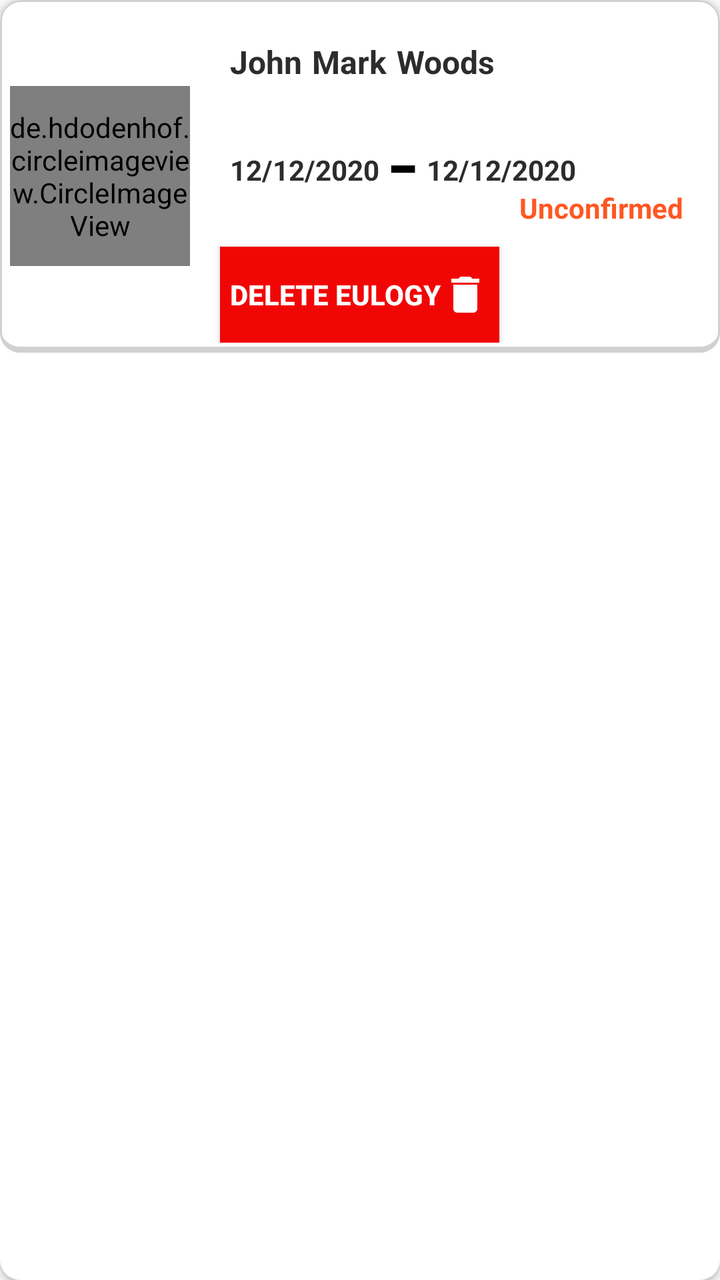
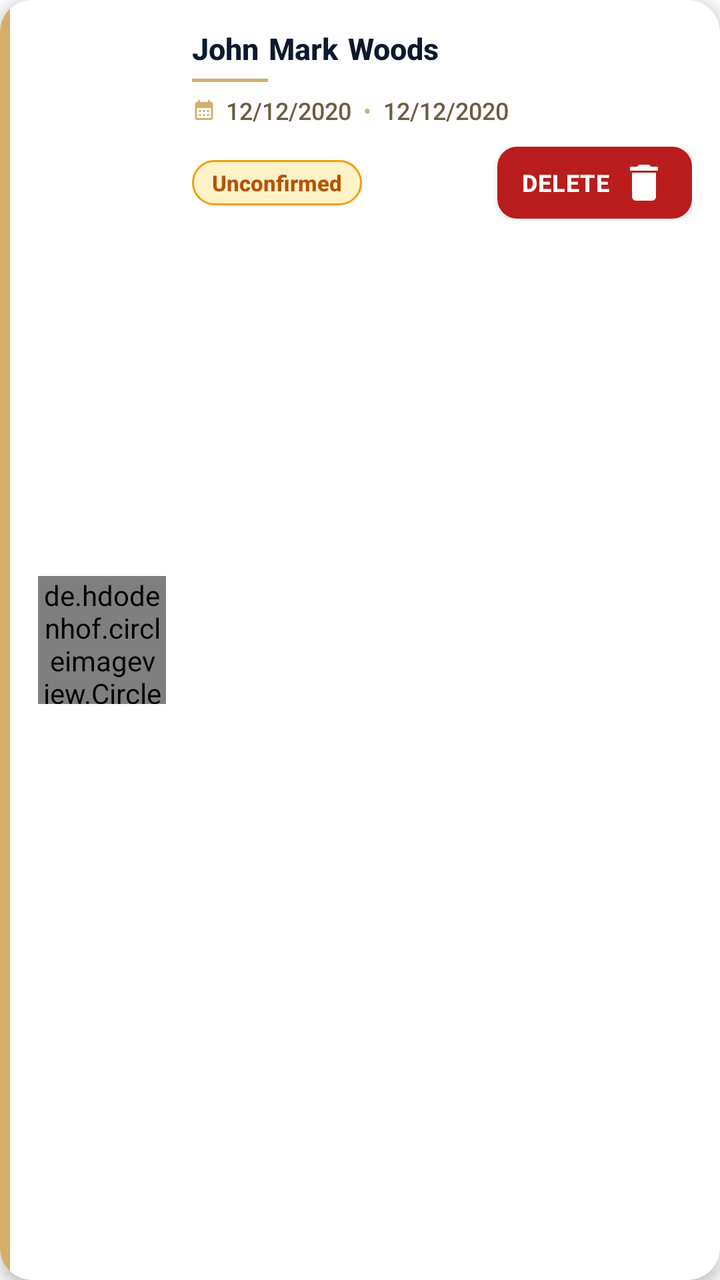

Two renders of the same Android screen: before a commit and after it. Below are the layout's source before the change and the commit's diff.
<!-- AndroidManifest.xml: application theme Theme.Farewell -->
<!-- res/layout/user_eulogy_custom_item.xml -->
<?xml version="1.0" encoding="utf-8"?>
<androidx.cardview.widget.CardView xmlns:android="http://schemas.android.com/apk/res/android"
    android:layout_width="match_parent"
    android:layout_height="wrap_content"
    xmlns:app="http://schemas.android.com/apk/res-auto"
    android:layout_margin="10dp"
    app:cardCornerRadius="10dp"
    android:id="@+id/listCard"
    android:background="@color/white"
    android:orientation="vertical">

    <RelativeLayout
        android:id="@+id/list_layout"
        android:layout_width="match_parent"
        android:padding="5dp"
        android:background="@drawable/search_bg"
        android:layout_height="wrap_content">

        <de.hdodenhof.circleimageview.CircleImageView
            android:id="@+id/img"
            android:layout_width="90dp"
            android:layout_height="90dp"
            android:layout_centerVertical="true"
            android:scaleType="centerCrop"
            android:src="@drawable/rame" />

        <LinearLayout
            android:id="@+id/namesLayout"
            android:layout_width="wrap_content"
            android:layout_height="wrap_content"
            android:gravity="center_vertical"
            android:layout_toEndOf="@+id/img"
            >

            <TextView
                android:id="@+id/Fname"
                android:layout_width="wrap_content"
                android:layout_height="wrap_content"
                android:layout_marginStart="20dp"
                android:layout_marginTop="10dp"
                android:layout_toEndOf="@+id/img"
                android:paddingBottom="10dp"
                android:text="John"
                android:textColor="#2C2C2C"
                android:textSize="16sp"
                android:textStyle="bold" />


            <TextView
                android:id="@+id/Sname"
                android:layout_width="wrap_content"
                android:layout_height="wrap_content"
                android:layout_marginStart="5dp"
                android:layout_marginTop="10dp"
                android:layout_toEndOf="@+id/Fname"
                android:paddingBottom="10dp"
                android:text="Mark"
                android:textColor="#2C2C2C"
                android:textSize="16sp"
                android:textStyle="bold" />

            <TextView
                android:id="@+id/Lname"
                android:layout_width="wrap_content"
                android:layout_height="wrap_content"
                android:layout_marginStart="5dp"
                android:layout_marginTop="10dp"
                android:layout_toEndOf="@+id/Sname"
                android:paddingBottom="10dp"
                android:text="Woods"
                android:textColor="#2C2C2C"
                android:textSize="16sp"
                android:textStyle="bold" />
        </LinearLayout>

        <LinearLayout
            android:id="@+id/datesLayout"
            android:layout_width="wrap_content"
            android:layout_height="wrap_content"
            android:gravity="center_vertical"
            android:layout_toEndOf="@+id/img"
            android:layout_below="@+id/namesLayout"
            >

            <TextView
                android:id="@+id/born_dates"
                android:layout_width="wrap_content"
                android:layout_height="wrap_content"
                android:layout_below="@+id/Fname"
                android:layout_marginStart="20dp"
                android:layout_marginEnd="5dp"
                android:layout_marginTop="5dp"
                android:layout_toEndOf="@+id/img"
                android:text="12/12/2020"
                android:textColor="#2C2C2C"
                android:textSize="14sp"
                android:textStyle="bold" />

            <TextView
                android:layout_width="wrap_content"
                android:layout_height="wrap_content"
                android:text="-"
                android:textColor="@color/black"
                android:textSize="50sp"
                />

            <TextView
                android:id="@+id/death_date"
                android:layout_width="wrap_content"
                android:layout_height="wrap_content"
                android:layout_marginStart="5dp"
                android:layout_marginTop="5dp"
                android:text="12/12/2020"
                android:textColor="#2C2C2C"
                android:textSize="14sp"
                android:textStyle="bold" />
        </LinearLayout>

        <androidx.appcompat.widget.AppCompatButton
            android:id="@+id/delete_btn"
            android:layout_width="wrap_content"
            android:layout_height="wrap_content"
            android:layout_marginStart="10dp"
            android:layout_marginTop="10dp"
            android:layout_marginEnd="10dp"
            android:padding="5dp"
            android:background="#F10606"
            android:text="Delete Eulogy"
            android:layout_below="@id/datesLayout"
            android:layout_centerHorizontal="true"
            android:drawableEnd="@drawable/delete_24"
            android:textColor="@color/white"
            android:textStyle="bold" />

        <TextView
            android:id="@+id/status"
            android:layout_width="wrap_content"
            android:layout_height="wrap_content"
            android:layout_toEndOf="@+id/delete_btn"
            android:layout_alignBottom="@+id/datesLayout"
            android:gravity="center"
            android:text="Unconfirmed"
            android:textColor="#FF5722"
            android:textSize="14sp"
            android:textStyle="bold" />

    </RelativeLayout>


</androidx.cardview.widget.CardView>
<!-- resources referenced by this layout -->
<resources>
  <color name="black">#FF000000</color>
  <color name="white">#FFFFFFFF</color>
  <!-- drawable delete_24 (drawable) -->
  <vector android:height="24dp" android:tint="#FFFFFF"
      android:viewportHeight="24" android:viewportWidth="24"
      android:width="24dp" xmlns:android="http://schemas.android.com/apk/res/android">
      <path android:fillColor="@android:color/white" android:pathData="M6,19c0,1.1 0.9,2 2,2h8c1.1,0 2,-0.9 2,-2V7H6v12zM19,4h-3.5l-1,-1h-5l-1,1H5v2h14V4z"/>
  </vector>
  <!-- drawable rame: jpg bitmap (drawable, 4958 bytes) -->
  <!-- drawable search_bg (drawable) -->
  <?xml version="1.0" encoding="utf-8"?>
  <layer-list xmlns:android="http://schemas.android.com/apk/res/android">
  
      
      <item android:top="5dp">
          <shape>
              <solid android:color="#D1D1D1" />
              <corners android:radius="10dp" />
          </shape>
      </item>
      
      <item android:bottom="3dp">
          <shape>
              <solid android:color="@color/white" />
              <corners android:radius="10dp" />
          </shape>
      </item>
  
      <item>
          <shape android:shape="rectangle">
              <stroke android:width="1dp"
                  android:color="#D1D1D1" />
              <corners android:radius="10dp" />
          </shape>
      </item>
  
  </layer-list>
  <style name="Theme.Farewell" parent="Theme.AppCompat.Light.DarkActionBar" />
</resources>

<!-- the commit's change to res/layout/user_eulogy_custom_item.xml (unified diff, before → after) -->
@@ -1,150 +1,205 @@
 <?xml version="1.0" encoding="utf-8"?>
 <androidx.cardview.widget.CardView xmlns:android="http://schemas.android.com/apk/res/android"
+    xmlns:app="http://schemas.android.com/apk/res-auto"
+    android:id="@+id/listCard"
     android:layout_width="match_parent"
     android:layout_height="wrap_content"
-    xmlns:app="http://schemas.android.com/apk/res-auto"
-    android:layout_margin="10dp"
-    app:cardCornerRadius="10dp"
-    android:id="@+id/listCard"
-    android:background="@color/white"
-    android:orientation="vertical">
+    android:layout_marginStart="14dp"
+    android:layout_marginEnd="14dp"
+    android:layout_marginTop="7dp"
+    android:layout_marginBottom="7dp"
+    app:cardCornerRadius="16dp"
+    app:cardBackgroundColor="#FFFFFF"
+    app:cardElevation="4dp">
 
     <RelativeLayout
         android:id="@+id/list_layout"
         android:layout_width="match_parent"
-        android:padding="5dp"
-        android:background="@drawable/search_bg"
-        android:layout_height="wrap_content">
-
+        android:layout_height="wrap_content"
+        android:padding="0dp">
+
+        
+        <View
+            android:id="@+id/accentStrip"
+            android:layout_width="5dp"
+            android:layout_height="match_parent"
+            android:minHeight="110dp"
+            android:background="@drawable/item_accent_strip_bg"
+            android:layout_alignParentStart="true"
+            android:layout_alignParentTop="true"
+            android:layout_alignParentBottom="true" />
+
+        
         <de.hdodenhof.circleimageview.CircleImageView
             android:id="@+id/img"
-            android:layout_width="90dp"
-            android:layout_height="90dp"
+            android:layout_width="64dp"
+            android:layout_height="64dp"
             android:layout_centerVertical="true"
+            android:layout_toEndOf="@+id/accentStrip"
+            android:layout_marginStart="14dp"
+            android:layout_marginTop="16dp"
+            android:layout_marginBottom="16dp"
             android:scaleType="centerCrop"
-            android:src="@drawable/rame" />
-
+            android:src="@drawable/rame"
+            app:civ_border_width="2dp"
+            app:civ_border_color="#D4AF6A" />
+
+        
         <LinearLayout
-            android:id="@+id/namesLayout"
-            android:layout_width="wrap_content"
+            android:id="@+id/contentBlock"
+            android:layout_width="match_parent"
             android:layout_height="wrap_content"
-            android:gravity="center_vertical"
             android:layout_toEndOf="@+id/img"
-            >
-
-            <TextView
-                android:id="@+id/Fname"
+            android:layout_alignParentTop="true"
+            android:layout_marginStart="13dp"
+            android:layout_marginEnd="14dp"
+            android:layout_marginTop="14dp"
+            android:orientation="vertical">
+
+            
+            <LinearLayout
+                android:id="@+id/namesLayout"
                 android:layout_width="wrap_content"
                 android:layout_height="wrap_content"
-                android:layout_marginStart="20dp"
-                android:layout_marginTop="10dp"
-                android:layout_toEndOf="@+id/img"
-                android:paddingBottom="10dp"
-                android:text="John"
-                android:textColor="#2C2C2C"
-                android:textSize="16sp"
-                android:textStyle="bold" />
-
-
-            <TextView
-                android:id="@+id/Sname"
+                android:orientation="horizontal"
+                android:gravity="center_vertical">
+
+                <TextView
+                    android:id="@+id/Fname"
+                    android:layout_width="wrap_content"
+                    android:layout_height="wrap_content"
+                    android:text="John"
+                    android:textColor="#0C1A2E"
+                    android:textSize="15sp"
+                    android:textStyle="bold"
+                    android:fontFamily="sans-serif-medium" />
+
+                <TextView
+                    android:id="@+id/Sname"
+                    android:layout_width="wrap_content"
+                    android:layout_height="wrap_content"
+                    android:layout_marginStart="5dp"
+                    android:text="Mark"
+                    android:textColor="#0C1A2E"
+                    android:textSize="15sp"
+                    android:textStyle="bold"
+                    android:fontFamily="sans-serif-medium" />
+
+                <TextView
+                    android:id="@+id/Lname"
+                    android:layout_width="wrap_content"
+                    android:layout_height="wrap_content"
+                    android:layout_marginStart="5dp"
+                    android:text="Woods"
+                    android:textColor="#0C1A2E"
+                    android:textSize="15sp"
+                    android:textStyle="bold"
+                    android:fontFamily="sans-serif-medium" />
+            </LinearLayout>
+
+            
+            <View
+                android:layout_width="38dp"
+                android:layout_height="1.5dp"
+                android:background="#D4AF6A"
+                android:layout_marginTop="5dp"
+                android:layout_marginBottom="6dp" />
+
+            
+            <LinearLayout
+                android:id="@+id/datesLayout"
                 android:layout_width="wrap_content"
                 android:layout_height="wrap_content"
-                android:layout_marginStart="5dp"
+                android:orientation="horizontal"
+                android:gravity="center_vertical">
+
+                <ImageView
+                    android:layout_width="12dp"
+                    android:layout_height="12dp"
+                    android:src="@drawable/calendar"
+                    android:tint="#D4AF6A"
+                    android:layout_marginEnd="5dp"
+                    android:contentDescription="Dates" />
+
+                <TextView
+                    android:id="@+id/born_dates"
+                    android:layout_width="wrap_content"
+                    android:layout_height="wrap_content"
+                    android:text="12/12/2020"
+                    android:textColor="#6B5E42"
+                    android:textSize="12sp"
+                    android:fontFamily="sans-serif-medium" />
+
+                <TextView
+                    android:layout_width="wrap_content"
+                    android:layout_height="wrap_content"
+                    android:text="•"
+                    android:layout_marginStart="6dp"
+                    android:layout_marginEnd="6dp"
+                    android:textColor="#D4AF6A"
+                    android:textSize="12sp" />
+
+                <TextView
+                    android:id="@+id/death_date"
+                    android:layout_width="wrap_content"
+                    android:layout_height="wrap_content"
+                    android:text="12/12/2020"
+                    android:textColor="#6B5E42"
+                    android:textSize="12sp"
+                    android:fontFamily="sans-serif-medium" />
+            </LinearLayout>
+
+            
+            <LinearLayout
+                android:layout_width="match_parent"
+                android:layout_height="wrap_content"
+                android:orientation="horizontal"
+                android:gravity="center_vertical"
                 android:layout_marginTop="10dp"
-                android:layout_toEndOf="@+id/Fname"
-                android:paddingBottom="10dp"
-                android:text="Mark"
-                android:textColor="#2C2C2C"
-                android:textSize="16sp"
-                android:textStyle="bold" />
-
-            <TextView
-                android:id="@+id/Lname"
-                android:layout_width="wrap_content"
-                android:layout_height="wrap_content"
-                android:layout_marginStart="5dp"
-                android:layout_marginTop="10dp"
-                android:layout_toEndOf="@+id/Sname"
-                android:paddingBottom="10dp"
-                android:text="Woods"
-                android:textColor="#2C2C2C"
-                android:textSize="16sp"
-                android:textStyle="bold" />
+                android:layout_marginBottom="14dp">
+
+                
+                <TextView
+                    android:id="@+id/status"
+                    android:layout_width="wrap_content"
+                    android:layout_height="wrap_content"
+                    android:text="Unconfirmed"
+                    android:textColor="#B45309"
+                    android:textSize="11sp"
+                    android:textStyle="bold"
+                    android:fontFamily="sans-serif-medium"
+                    android:background="@drawable/status_badge_bg"
+                    android:paddingStart="10dp"
+                    android:paddingEnd="10dp"
+                    android:paddingTop="4dp"
+                    android:paddingBottom="4dp"
+                    android:layout_marginEnd="10dp" />
+
+                
+                <View
+                    android:layout_width="0dp"
+                    android:layout_height="1dp"
+                    android:layout_weight="1" />
+
+                
+                <androidx.appcompat.widget.AppCompatButton
+                    android:id="@+id/delete_btn"
+                    android:layout_width="wrap_content"
+                    android:layout_height="36dp"
+                    android:background="@drawable/btn_delete_bg"
+                    android:drawableEnd="@drawable/delete_24"
+                    android:drawablePadding="5dp"
+                    android:paddingStart="12dp"
+                    android:paddingEnd="12dp"
+                    android:text="Delete"
+                    android:textColor="#FFFFFF"
+                    android:textSize="12sp"
+                    android:textStyle="bold"
+                    android:letterSpacing="0.03" />
+
+            </LinearLayout>
         </LinearLayout>
 
-        <LinearLayout
-            android:id="@+id/datesLayout"
-            android:layout_width="wrap_content"
-            android:layout_height="wrap_content"
-            android:gravity="center_vertical"
-            android:layout_toEndOf="@+id/img"
-            android:layout_below="@+id/namesLayout"
-            >
-
-            <TextView
-                android:id="@+id/born_dates"
-                android:layout_width="wrap_content"
-                android:layout_height="wrap_content"
-                android:layout_below="@+id/Fname"
-                android:layout_marginStart="20dp"
-                android:layout_marginEnd="5dp"
-                android:layout_marginTop="5dp"
-                android:layout_toEndOf="@+id/img"
-                android:text="12/12/2020"
-                android:textColor="#2C2C2C"
-                android:textSize="14sp"
-                android:textStyle="bold" />
-
-            <TextView
-                android:layout_width="wrap_content"
-                android:layout_height="wrap_content"
-                android:text="-"
-                android:textColor="@color/black"
-                android:textSize="50sp"
-                />
-
-            <TextView
-                android:id="@+id/death_date"
-                android:layout_width="wrap_content"
-                android:layout_height="wrap_content"
-                android:layout_marginStart="5dp"
-                android:layout_marginTop="5dp"
-                android:text="12/12/2020"
-                android:textColor="#2C2C2C"
-                android:textSize="14sp"
-                android:textStyle="bold" />
-        </LinearLayout>
-
-        <androidx.appcompat.widget.AppCompatButton
-            android:id="@+id/delete_btn"
-            android:layout_width="wrap_content"
-            android:layout_height="wrap_content"
-            android:layout_marginStart="10dp"
-            android:layout_marginTop="10dp"
-            android:layout_marginEnd="10dp"
-            android:padding="5dp"
-            android:background="#F10606"
-            android:text="Delete Eulogy"
-            android:layout_below="@id/datesLayout"
-            android:layout_centerHorizontal="true"
-            android:drawableEnd="@drawable/delete_24"
-            android:textColor="@color/white"
-            android:textStyle="bold" />
-
-        <TextView
-            android:id="@+id/status"
-            android:layout_width="wrap_content"
-            android:layout_height="wrap_content"
-            android:layout_toEndOf="@+id/delete_btn"
-            android:layout_alignBottom="@+id/datesLayout"
-            android:gravity="center"
-            android:text="Unconfirmed"
-            android:textColor="#FF5722"
-            android:textSize="14sp"
-            android:textStyle="bold" />
-
     </RelativeLayout>
 
-
 </androidx.cardview.widget.CardView>
<!-- resource entries referenced after the edit -->
@@ -1,42 +1,44 @@
 <!-- resources referenced by this layout -->
 <resources>
-  <color name="black">#FF000000</color>
-  <color name="white">#FFFFFFFF</color>
+  <!-- drawable btn_delete_bg (drawable) -->
+  <?xml version="1.0" encoding="utf-8"?>
+  <shape xmlns:android="http://schemas.android.com/apk/res/android"
+      android:shape="rectangle">
+      <solid android:color="#B91C1C" />
+      <corners android:radius="10dp" />
+  </shape>
+  <!-- drawable calendar (drawable) -->
+  <vector android:height="24dp" android:tint="#B68973"
+      android:viewportHeight="24" android:viewportWidth="24"
+      android:width="24dp" xmlns:android="http://schemas.android.com/apk/res/android">
+      <path android:fillColor="@android:color/white" android:pathData="M19,4h-1V2h-2v2H8V2H6v2H5C3.89,4 3.01,4.9 3.01,6L3,20c0,1.1 0.89,2 2,2h14c1.1,0 2,-0.9 2,-2V6C21,4.9 20.1,4 19,4zM19,20H5V10h14V20zM9,14H7v-2h2V14zM13,14h-2v-2h2V14zM17,14h-2v-2h2V14zM9,18H7v-2h2V18zM13,18h-2v-2h2V18zM17,18h-2v-2h2V18z"/>
+  </vector>
   <!-- drawable delete_24 (drawable) -->
   <vector android:height="24dp" android:tint="#FFFFFF"
       android:viewportHeight="24" android:viewportWidth="24"
       android:width="24dp" xmlns:android="http://schemas.android.com/apk/res/android">
       <path android:fillColor="@android:color/white" android:pathData="M6,19c0,1.1 0.9,2 2,2h8c1.1,0 2,-0.9 2,-2V7H6v12zM19,4h-3.5l-1,-1h-5l-1,1H5v2h14V4z"/>
   </vector>
+  <!-- drawable item_accent_strip_bg (drawable) -->
+  <?xml version="1.0" encoding="utf-8"?>
+  <shape xmlns:android="http://schemas.android.com/apk/res/android"
+      android:shape="rectangle">
+      <solid android:color="#D4AF6A" />
+      <corners
+          android:topLeftRadius="16dp"
+          android:bottomLeftRadius="16dp"
+          android:topRightRadius="0dp"
+          android:bottomRightRadius="0dp" />
+  </shape>
   <!-- drawable rame: jpg bitmap (drawable, 4958 bytes) -->
-  <!-- drawable search_bg (drawable) -->
+  <!-- drawable status_badge_bg (drawable) -->
   <?xml version="1.0" encoding="utf-8"?>
-  <layer-list xmlns:android="http://schemas.android.com/apk/res/android">
-  
-      
-      <item android:top="5dp">
-          <shape>
-              <solid android:color="#D1D1D1" />
-              <corners android:radius="10dp" />
-          </shape>
-      </item>
-      
-      <item android:bottom="3dp">
-          <shape>
-              <solid android:color="@color/white" />
-              <corners android:radius="10dp" />
-          </shape>
-      </item>
-  
-      <item>
-          <shape android:shape="rectangle">
-              <stroke android:width="1dp"
-                  android:color="#D1D1D1" />
-              <corners android:radius="10dp" />
-          </shape>
-      </item>
-  
-  </layer-list>
+  <shape xmlns:android="http://schemas.android.com/apk/res/android"
+      android:shape="rectangle">
+      <solid android:color="#FEF3C7" />
+      <stroke android:width="1dp" android:color="#F59E0B" />
+      <corners android:radius="100dp" />
+  </shape>
   <style name="Theme.Farewell" parent="Theme.AppCompat.Light.DarkActionBar" />
 </resources>
 
